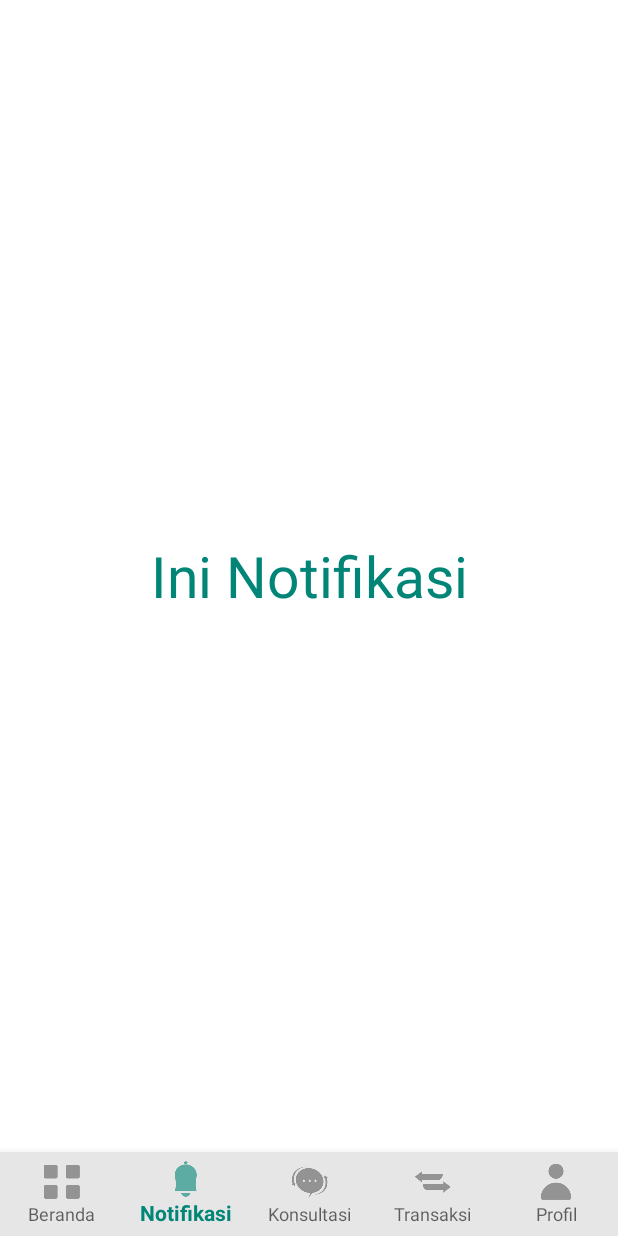
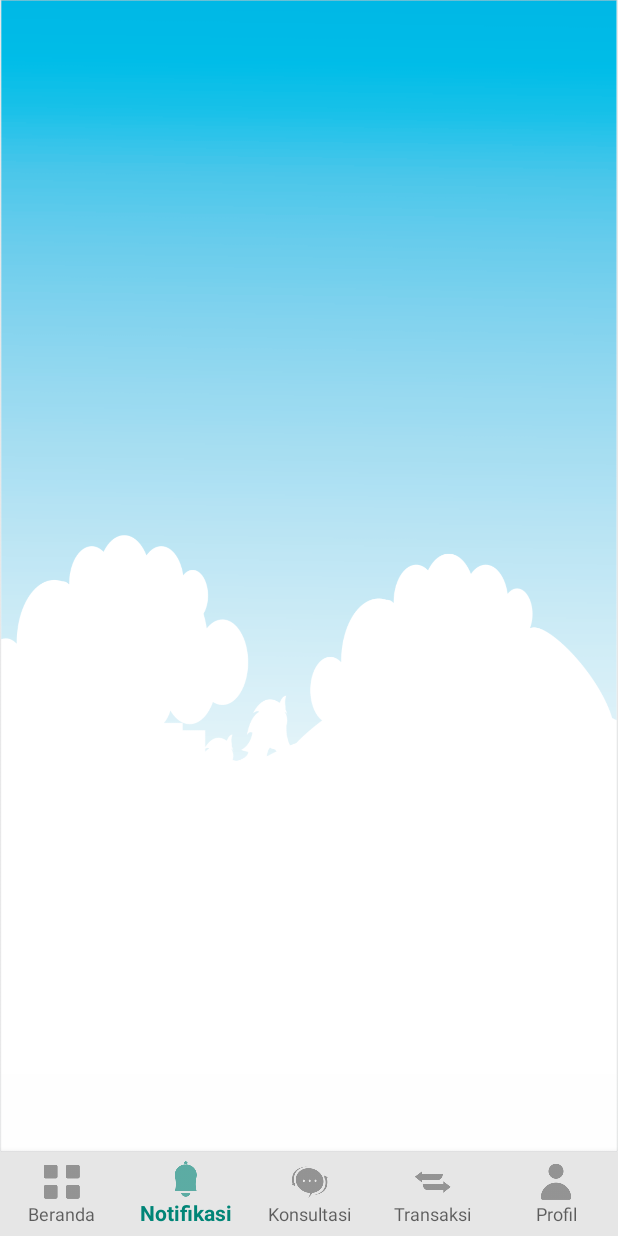
Before and after one commit to aderahman007/Mobile_Mage5, an Android app: the screen it shows after launch (MainActivity), item 2 of the bottom bar chosen, on a phone screen of 412 x 824 dp. Run offline under Robolectric (Android 15) with nearby library versions, the phone set to English and light mode, and no system bars.

Commit message:
selesai lah dikit

```diff
--- a/app/src/main/res/layout/fragment_notifikasi.xml
+++ b/app/src/main/res/layout/fragment_notifikasi.xml
@@ -3,16 +3,10 @@
     xmlns:tools="http://schemas.android.com/tools"
     android:layout_width="match_parent"
     android:layout_height="match_parent"
+    android:background="@drawable/background"
     tools:context=".NotifikasiFragment">
 
     <!-- TODO: Update blank fragment layout -->
-    <TextView
-        android:layout_width="match_parent"
-        android:layout_height="match_parent"
-        android:text="Ini Notifikasi"
-        android:gravity="center"
-        android:layout_centerInParent="true"
-        android:textSize="38dp"
-        android:textColor="@color/colorPrimary"/>
+
 
 </RelativeLayout>
```
Also changed, not shown: app/src/main/res/layout/fragment_konsultasi.xml (+2 -8 lines).
